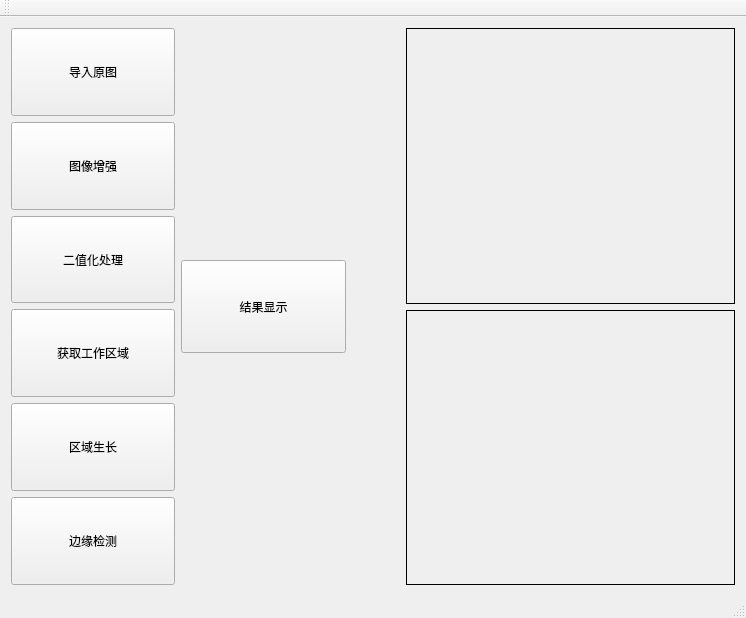
First picture: the form in mywidget.ui, repository liushui446/Image_Show, before the edit.
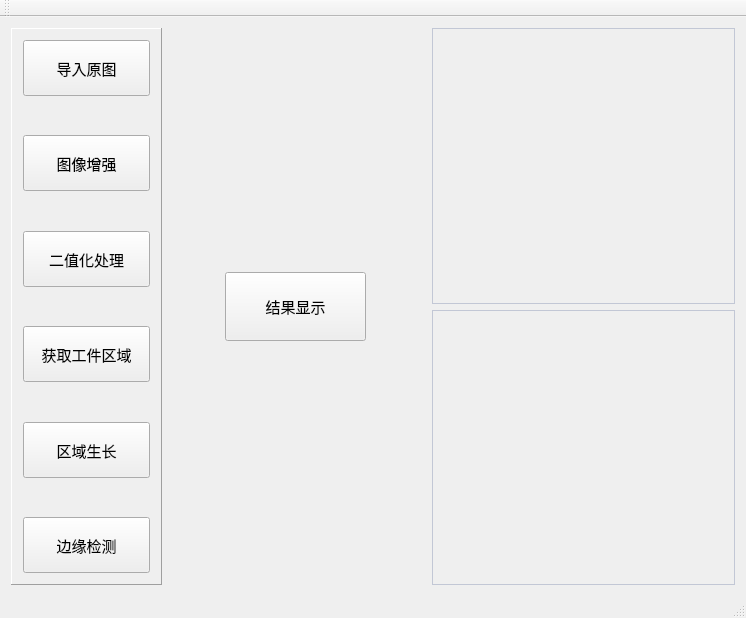
Second picture: the form after the edit.

What changed in the file:
```diff
--- a/mywidget.ui
+++ b/mywidget.ui
@@ -16,9 +16,27 @@
   <widget class="QWidget" name="centralWidget">
    <layout class="QVBoxLayout" name="verticalLayout_2">
     <item>
-     <layout class="QHBoxLayout" name="horizontalLayout" stretch="3,3,1,6">
+     <layout class="QHBoxLayout" name="horizontalLayout" stretch="3,1,3,1,6">
       <item>
-       <layout class="QVBoxLayout" name="verticalLayout_3">
+       <layout class="QVBoxLayout" name="verticalLayout_3" stretch="1">
+        <property name="spacing">
+         <number>0</number>
+        </property>
+        <property name="leftMargin">
+         <number>0</number>
+        </property>
+        <property name="rightMargin">
+         <number>0</number>
+        </property>
+        <item>
+         <widget class="QFrame" name="frame">
+          <property name="frameShape">
+           <enum>QFrame::Panel</enum>
+          </property>
+          <property name="frameShadow">
+           <enum>QFrame::Raised</enum>
+          </property>
+          <layout class="QVBoxLayout" name="verticalLayout_6" stretch="2,1,2,1,2,1,2,1,2,1,2">
         <item>
          <widget class="QPushButton" name="pushButton_1">
           <property name="sizePolicy">
@@ -27,11 +45,31 @@
             <verstretch>0</verstretch>
            </sizepolicy>
           </property>
+             <property name="font">
+              <font>
+               <pointsize>11</pointsize>
+              </font>
+             </property>
+             <property name="styleSheet">
+              <string notr="true"/>
+             </property>
           <property name="text">
            <string>导入原图</string>
           </property>
          </widget>
         </item>
+           <item>
+            <widget class="QLabel" name="label_1">
+             <property name="styleSheet">
+              <string notr="true">background-color: transparent;
+color: #c2c7d5;
+font-size: 13px;</string>
+             </property>
+             <property name="text">
+              <string/>
+             </property>
+            </widget>
+           </item>
         <item>
          <widget class="QPushButton" name="pushButton_2">
           <property name="sizePolicy">
@@ -40,11 +78,31 @@
             <verstretch>0</verstretch>
            </sizepolicy>
           </property>
+             <property name="font">
+              <font>
+               <pointsize>11</pointsize>
+              </font>
+             </property>
+             <property name="styleSheet">
+              <string notr="true"/>
+             </property>
           <property name="text">
            <string>图像增强</string>
           </property>
          </widget>
         </item>
+           <item>
+            <widget class="QLabel" name="label_2">
+             <property name="styleSheet">
+              <string notr="true">background-color: transparent;
+color: #c2c7d5;
+font-size: 13px;</string>
+             </property>
+             <property name="text">
+              <string/>
+             </property>
+            </widget>
+           </item>
         <item>
          <widget class="QPushButton" name="pushButton_3">
           <property name="sizePolicy">
@@ -53,11 +111,31 @@
             <verstretch>0</verstretch>
            </sizepolicy>
           </property>
+             <property name="font">
+              <font>
+               <pointsize>11</pointsize>
+              </font>
+             </property>
+             <property name="styleSheet">
+              <string notr="true"/>
+             </property>
           <property name="text">
            <string>二值化处理</string>
           </property>
          </widget>
         </item>
+           <item>
+            <widget class="QLabel" name="label_3">
+             <property name="styleSheet">
+              <string notr="true">background-color: transparent;
+color: #c2c7d5;
+font-size: 13px;</string>
+             </property>
+             <property name="text">
+              <string/>
+             </property>
+            </widget>
+           </item>
         <item>
          <widget class="QPushButton" name="pushButton_4">
           <property name="sizePolicy">
@@ -66,8 +144,28 @@
             <verstretch>0</verstretch>
            </sizepolicy>
           </property>
+             <property name="font">
+              <font>
+               <pointsize>11</pointsize>
+              </font>
+             </property>
+             <property name="styleSheet">
+              <string notr="true"/>
+             </property>
           <property name="text">
-           <string>获取工作区域</string>
+              <string>获取工件区域</string>
+             </property>
+            </widget>
+           </item>
+           <item>
+            <widget class="QLabel" name="label_4">
+             <property name="styleSheet">
+              <string notr="true">background-color: transparent;
+color: #c2c7d5;
+font-size: 13px;</string>
+             </property>
+             <property name="text">
+              <string/>
           </property>
          </widget>
         </item>
@@ -79,11 +177,31 @@
             <verstretch>0</verstretch>
            </sizepolicy>
           </property>
+             <property name="font">
+              <font>
+               <pointsize>11</pointsize>
+              </font>
+             </property>
+             <property name="styleSheet">
+              <string notr="true"/>
+             </property>
           <property name="text">
            <string>区域生长</string>
           </property>
          </widget>
         </item>
+           <item>
+            <widget class="QLabel" name="label_5">
+             <property name="styleSheet">
+              <string notr="true">background-color: transparent;
+color: #c2c7d5;
+font-size: 13px;</string>
+             </property>
+             <property name="text">
+              <string/>
+             </property>
+            </widget>
+           </item>
         <item>
          <widget class="QPushButton" name="pushButton_6">
           <property name="sizePolicy">
@@ -92,15 +210,75 @@
             <verstretch>0</verstretch>
            </sizepolicy>
           </property>
+             <property name="font">
+              <font>
+               <pointsize>11</pointsize>
+              </font>
+             </property>
+             <property name="styleSheet">
+              <string notr="true"/>
+             </property>
           <property name="text">
            <string>边缘检测</string>
           </property>
          </widget>
         </item>
        </layout>
-      </item>
+         </widget>
+        </item>
+       </layout>
+      </item>
       <item>
-       <layout class="QVBoxLayout" name="verticalLayout" stretch="5,2,5">
+       <layout class="QVBoxLayout" name="verticalLayout_7" stretch="5,1,5">
+        <item>
+         <spacer name="verticalSpacer_3">
+          <property name="orientation">
+           <enum>Qt::Vertical</enum>
+          </property>
+          <property name="sizeHint" stdset="0">
+           <size>
+            <width>20</width>
+            <height>40</height>
+           </size>
+          </property>
+         </spacer>
+        </item>
+        <item>
+         <widget class="QLabel" name="label_left">
+          <property name="text">
+           <string/>
+          </property>
+          <property name="alignment">
+           <set>Qt::AlignCenter</set>
+          </property>
+         </widget>
+        </item>
+        <item>
+         <spacer name="verticalSpacer_4">
+          <property name="orientation">
+           <enum>Qt::Vertical</enum>
+          </property>
+          <property name="sizeHint" stdset="0">
+           <size>
+            <width>20</width>
+            <height>40</height>
+           </size>
+          </property>
+         </spacer>
+        </item>
+       </layout>
+      </item>
+      <item>
+       <layout class="QVBoxLayout" name="verticalLayout" stretch="7,2,7">
+        <property name="spacing">
+         <number>6</number>
+        </property>
+        <property name="leftMargin">
+         <number>0</number>
+        </property>
+        <property name="rightMargin">
+         <number>10</number>
+        </property>
         <item>
          <spacer name="verticalSpacer">
           <property name="orientation">
@@ -122,6 +300,14 @@
             <verstretch>0</verstretch>
            </sizepolicy>
           </property>
+          <property name="font">
+           <font>
+            <pointsize>11</pointsize>
+           </font>
+          </property>
+          <property name="styleSheet">
+           <string notr="true"/>
+          </property>
           <property name="text">
            <string>结果显示</string>
           </property>
@@ -163,6 +349,11 @@
        <layout class="QVBoxLayout" name="verticalLayout_4">
         <item>
          <widget class="QLabel" name="image_1">
+          <property name="styleSheet">
+           <string notr="true">background-color: transparent;
+color: #c2c7d5;
+font-size: 13px;</string>
+          </property>
           <property name="frameShape">
            <enum>QFrame::Panel</enum>
           </property>
@@ -173,6 +364,11 @@
         </item>
         <item>
          <widget class="QLabel" name="image_2">
+          <property name="styleSheet">
+           <string notr="true">background-color: transparent;
+color: #c2c7d5;
+font-size: 13px;</string>
+          </property>
           <property name="frameShape">
            <enum>QFrame::Panel</enum>
           </property>
```
Lines whose indentation alone changed are shown as unchanged.
